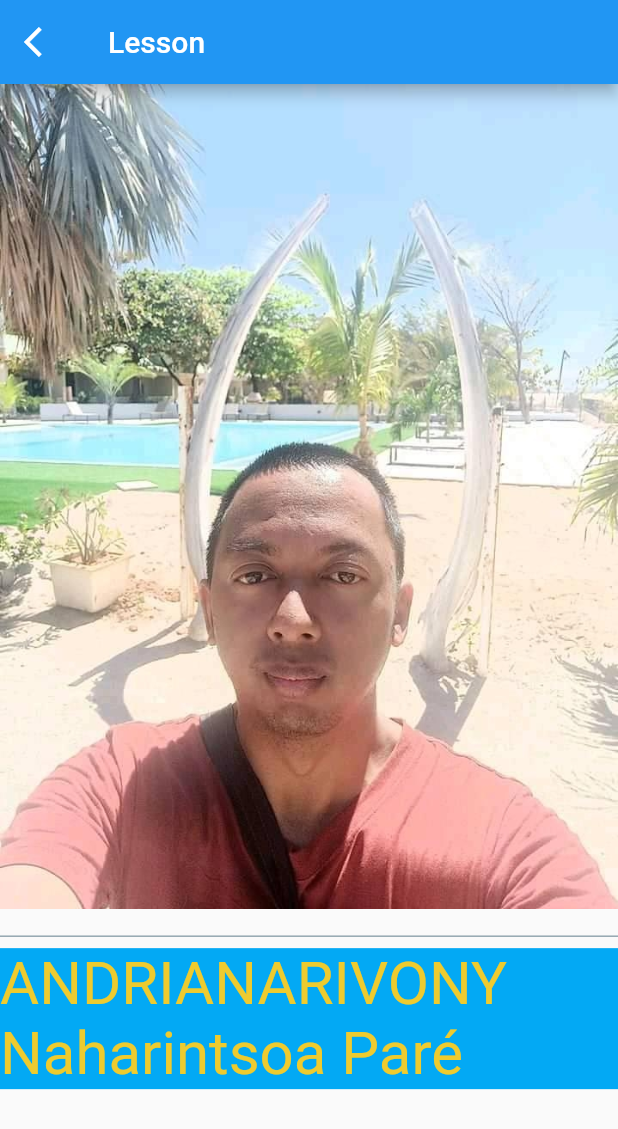
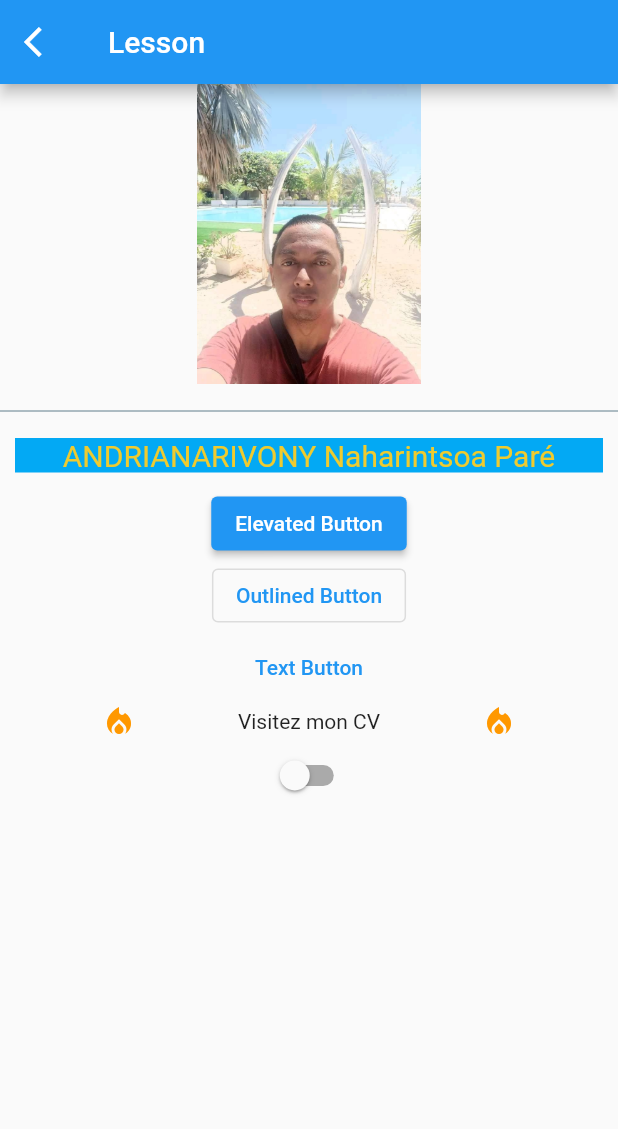
Before and after one commit to Naharintsoa/flutterprojet, a Flutter app: the FlutterenCours screen opened directly, on a phone screen of 412 x 824 dp. Shown: the top 1129 px of the screen. Run offline on Flutter 3.47's test engine with Material 2 defaults, Android fonts, the phone set to English and light mode, and no system bars.

Commit message:
modif dimanche

```diff
--- a/lib/flutter_en_cours_page.dart
+++ b/lib/flutter_en_cours_page.dart
@@ -8,6 +8,7 @@ class FlutterenCours extends StatefulWidget {
 }
 
 class _FlutterenCoursState extends State<FlutterenCours> {
+  bool isSwitch = false;
   @override
   Widget build(BuildContext context) {
     return Scaffold(
@@ -25,6 +26,7 @@ class _FlutterenCoursState extends State<FlutterenCours> {
         children: [
           Image.asset(
             'images/Nahary.jpg',
+            height: 200,
           ),
           const SizedBox(
             height: 10,
@@ -33,15 +35,63 @@ class _FlutterenCoursState extends State<FlutterenCours> {
             color: Colors.blueGrey,
           ),
           Container(
+            margin: const EdgeInsets.all(10.0),
             color: Colors.lightBlue,
-            child: const Text(
-              'ANDRIANARIVONY Naharintsoa Paré',
-              style: TextStyle(
-                fontSize: 40,
-                color: Color.fromARGB(255, 238, 203, 47),
+            child: const Center(
+              child: Text(
+                'ANDRIANARIVONY Naharintsoa Paré',
+                style: TextStyle(
+                  fontSize: 20,
+                  color: Color.fromARGB(255, 238, 203, 47),
+                ),
               ),
             ),
           ),
+          ElevatedButton(
+            style: ElevatedButton.styleFrom(
+              primary: isSwitch ? Colors.green : Colors.blue,
+            ),
+            onPressed: () {
+              debugPrint('Elevated Button');
+            },
+            child: const Text('Elevated Button'),
+          ),
+          OutlinedButton(
+            onPressed: () {
+              debugPrint('Outlined Button');
+            },
+            child: const Text('Outlined Button'),
+          ),
+          TextButton(
+            onPressed: () {
+              debugPrint('Text Button');
+            },
+            child: const Text('Text Button'),
+          ),
+          GestureDetector(
+            onTap: () {
+              debugPrint('En attente');
+            },
+            child: Row(
+              mainAxisAlignment: MainAxisAlignment.spaceEvenly,
+              children: const [
+                Icon(
+                  Icons.local_fire_department,
+                  color: Colors.orange,
+                ),
+                Text('Visitez mon CV'),
+                Icon(
+                  Icons.local_fire_department,
+                  color: Colors.orange,
+                ),
+              ],
+            ),
+          ),
+          Switch(
+              value: isSwitch,
+              onChanged: (bool newBool) {
+                isSwitch = newBool;
+              })
         ],
       ),
     );
```
